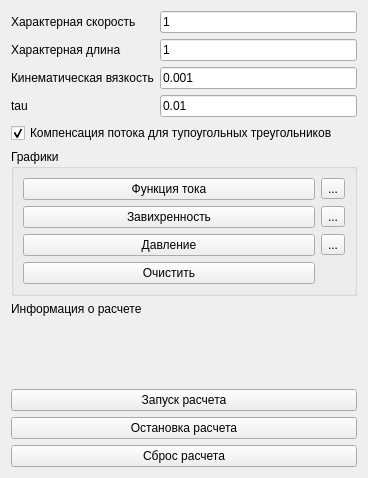
messteno/Q3Solver, file source/q3main/q3calculuseditor.ui: the form before one commit.
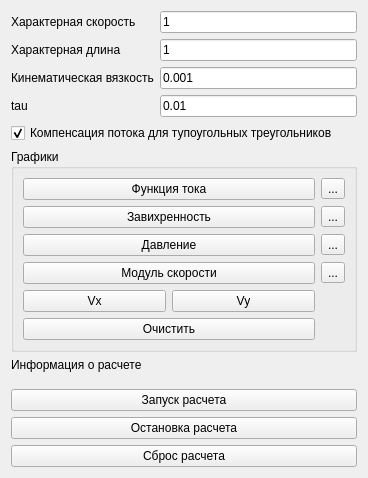
The form after the commit.

```diff
--- a/source/q3main/q3calculuseditor.ui
+++ b/source/q3main/q3calculuseditor.ui
@@ -76,12 +76,18 @@
    </item>
    <item>
     <widget class="QCheckBox" name="badTrianglesFixCheckBox">
+     <property name="enabled">
+      <bool>true</bool>
+     </property>
      <property name="text">
       <string>Компенсация потока для тупоугольных треугольников</string>
      </property>
      <property name="checked">
       <bool>true</bool>
      </property>
+     <property name="tristate">
+      <bool>false</bool>
+     </property>
     </widget>
    </item>
    <item>
@@ -90,6 +96,24 @@
       <string>Графики</string>
      </property>
      <layout class="QGridLayout" name="gridLayout">
+      <item row="4" column="0">
+       <layout class="QHBoxLayout" name="horizontalLayout">
+        <item>
+         <widget class="QPushButton" name="pushButton">
+          <property name="text">
+           <string>Vx</string>
+          </property>
+         </widget>
+        </item>
+        <item>
+         <widget class="QPushButton" name="pushButton_2">
+          <property name="text">
+           <string>Vy</string>
+          </property>
+         </widget>
+        </item>
+       </layout>
+      </item>
       <item row="0" column="0">
        <widget class="QPushButton" name="internalStreamPlotButton">
         <property name="text">
@@ -104,7 +128,7 @@
         </property>
        </widget>
       </item>
-      <item row="3" column="0">
+      <item row="5" column="0">
        <widget class="QPushButton" name="internalClearPlotButton">
         <property name="text">
          <string>Очистить</string>
@@ -119,7 +143,14 @@
        </widget>
       </item>
       <item row="2" column="1">
-       <widget class="QToolButton" name="toolButton_2">
+       <widget class="QToolButton" name="externalPreassurePlotButton">
+        <property name="text">
+         <string>...</string>
+        </property>
+       </widget>
+      </item>
+      <item row="1" column="1">
+       <widget class="QToolButton" name="externalVorticityPlotButton">
         <property name="text">
          <string>...</string>
         </property>
@@ -132,8 +163,15 @@
         </property>
        </widget>
       </item>
-      <item row="1" column="1">
-       <widget class="QToolButton" name="externalVorticityPlotButton">
+      <item row="3" column="0">
+       <widget class="QPushButton" name="internalMagnitudePlotButton">
+        <property name="text">
+         <string>Модуль скорости</string>
+        </property>
+       </widget>
+      </item>
+      <item row="3" column="1">
+       <widget class="QToolButton" name="externalMagnitudePlotButton">
         <property name="text">
          <string>...</string>
         </property>
```
